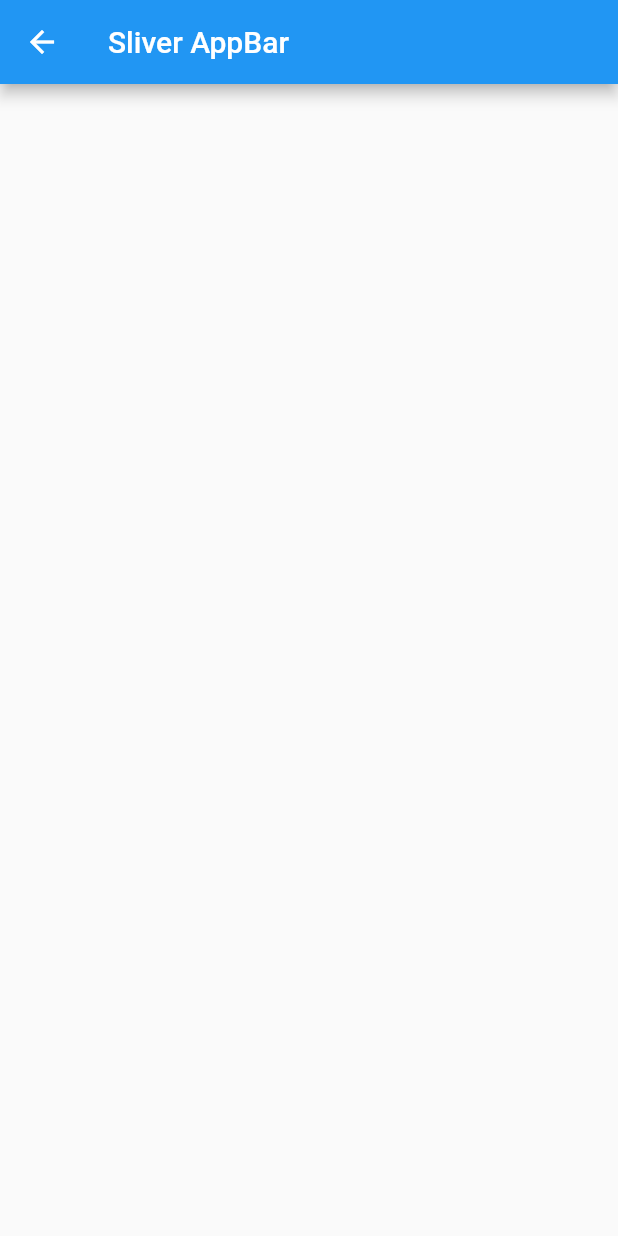
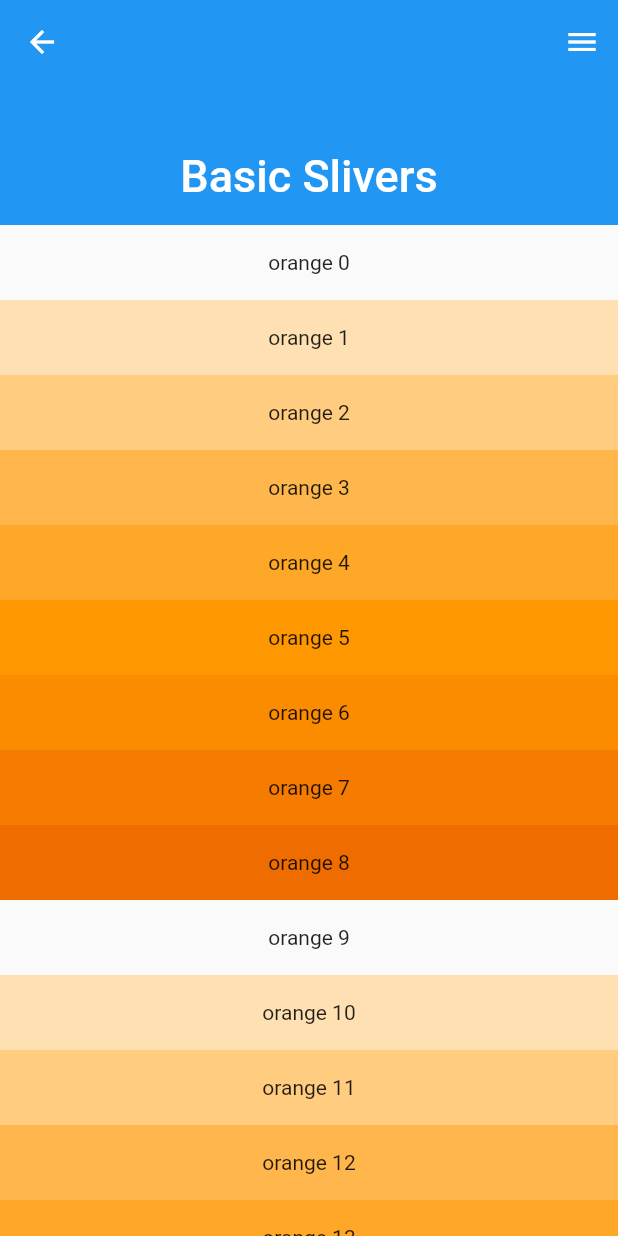
Before and after one commit to PabloBuisson/flutter_slivers, a Flutter app: the CustomSliverAppBar screen opened by its route, on a phone screen of 412 x 824 dp. Run offline on Flutter 3.47's test engine with Material 2 defaults, Android fonts, the phone set to English and light mode, and no system bars.

Commit message:
add a SliverAppBar

```diff
--- a/lib/home_page.dart
+++ b/lib/home_page.dart
@@ -16,7 +16,7 @@ class _HomePageState extends State<HomePage> {
   ];
   // index of the item of the ListWheelScrollView
   // that is currently in the center of the wheel
-  int indexScreen;
+  int indexScreen = 0;
 
   void goToSliverScreen() {
     if (indexScreen != null) {
--- a/lib/main.dart
+++ b/lib/main.dart
@@ -16,6 +16,7 @@ class MyApp extends StatelessWidget {
       title: 'Flutter Demo about Slivers',
       theme: ThemeData(
         primarySwatch: Colors.blue,
+        backgroundColor: Colors.white,
       ),
       routes: {
         CustomSliverAppBar.id: (context) => CustomSliverAppBar(),
--- a/lib/screens/sliver_appbar.dart
+++ b/lib/screens/sliver_appbar.dart
@@ -1,6 +1,6 @@
 import 'package:flutter/material.dart';
 
-class CustomSliverAppBar extends StatefulWidget {
+class CustomSliverAppBar extends StatelessWidget {
   static final String id = 'sliver_appbar';
   static final String name = 'SliverAppBar';
 
@@ -8,14 +8,43 @@ class CustomSliverAppBar extends StatefulWidget {
   get nameScreen => CustomSliverAppBar.name;
 
   @override
-  _CustomSliverAppBarState createState() => _CustomSliverAppBarState();
-}
-
-class _CustomSliverAppBarState extends State<CustomSliverAppBar> {
-  @override
   Widget build(BuildContext context) {
+    /// 1) Every sliver SHOULD be placed in a CustomScrollView
     return Scaffold(
-      appBar: AppBar(title: Text("Sliver AppBar"),),
+      body: CustomScrollView(
+        slivers: [
+          SliverAppBar(
+            // leading: Icon(Icons.chevron_left),
+            // title: Text('Fixed title'), // will be override by flexibleSpace.title
+            actions: [
+              IconButton(icon: Icon(Icons.menu), onPressed: () {}),
+            ],
+            // pinned: true, // pinned to the top, like a regular appBar
+            floating: true, // become visible when the user scroll UP
+            // false => visible when the user scrolls to the TOP
+            // snap: true,
+            // stretch: true,
+            expandedHeight: 150.0, // maxHeight
+            flexibleSpace: FlexibleSpaceBar(
+              title: Text('Basic Slivers'), // only visible on TOP
+              centerTitle: true,
+            ),
+          ),
+          SliverList(
+            delegate: SliverChildBuilderDelegate(
+                  (context, index) {
+                return Container(
+                  height: 50,
+                  alignment: Alignment.center,
+                  color: Colors.orange[100 * (index % 9)],
+                  child: Text('orange $index'),
+                );
+              },
+              childCount: 15,
+            ),
+          ),
+        ],
+      ),
     );
   }
 }
```
Also changed, not shown: 1 other file.
